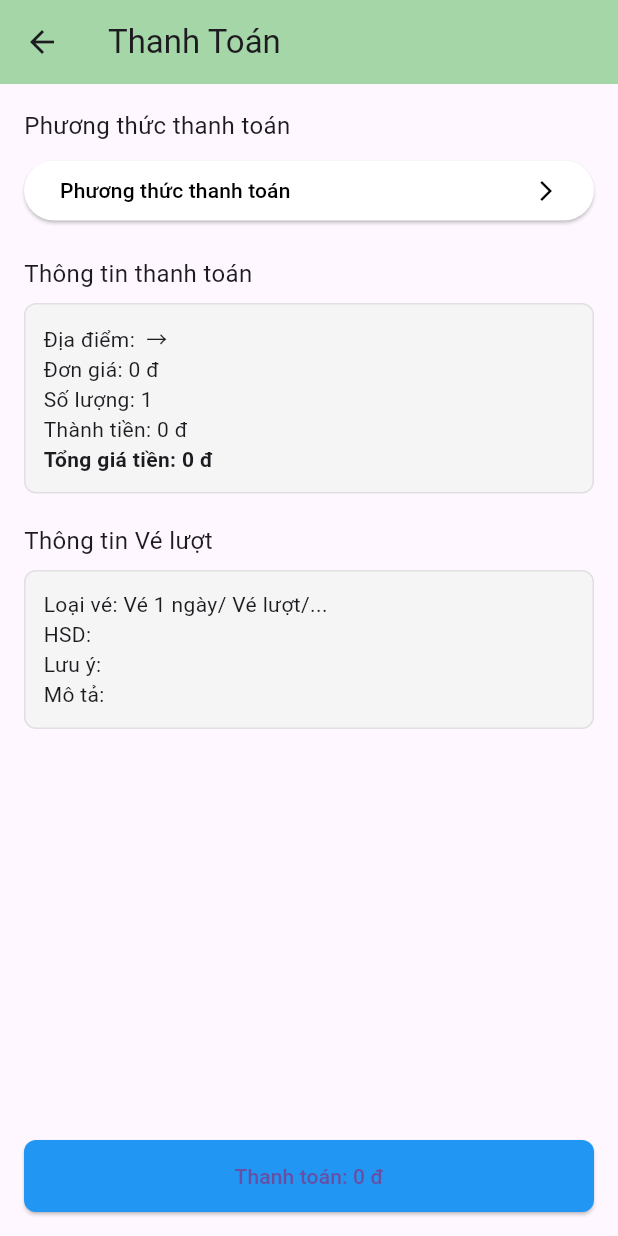
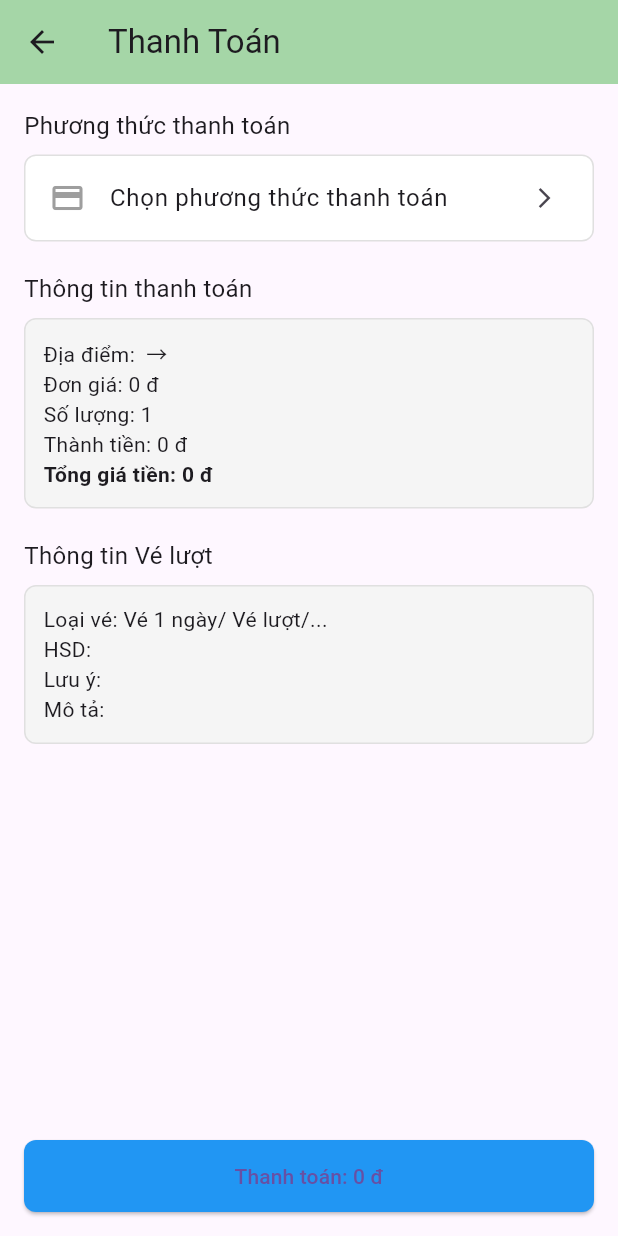
Before and after one commit to sangg05/Ve_tau_dien_Metro_thong_minh, a Flutter app: the PaymentPage screen opened directly with empty values, on a phone screen of 412 x 824 dp. Run offline on Flutter 3.47's test engine with Material 3 defaults, Android fonts, the phone set to English and light mode, and no system bars; network calls fail.

Commit message:
sửa giao diện mua vé và thanh toán

```diff
--- a/frontend/lib/pages/payment_page.dart
+++ b/frontend/lib/pages/payment_page.dart
@@ -1,6 +1,6 @@
 import 'package:flutter/material.dart';
 
-class PaymentPage extends StatelessWidget {
+class PaymentPage extends StatefulWidget {
   final String startStation;
   final String destStation;
   final int price;
@@ -13,7 +13,92 @@ class PaymentPage extends StatelessWidget {
   });
 
   @override
+  State<PaymentPage> createState() => _PaymentPageState();
+}
+
+class _PaymentPageState extends State<PaymentPage> {
+  String? _selectedMethod;
+
+  void _choosePaymentMethod() async {
+    final method = await showModalBottomSheet<String>(
+      context: context,
+      shape: const RoundedRectangleBorder(
+        borderRadius: BorderRadius.vertical(top: Radius.circular(16)),
+      ),
+      builder: (context) => Column(
+        mainAxisSize: MainAxisSize.min,
+        children: [
+          const Padding(
+            padding: EdgeInsets.all(12),
+            child: Text(
+              "Chọn phương thức thanh toán",
+              style: TextStyle(fontWeight: FontWeight.bold, fontSize: 16),
+            ),
+          ),
+          ListTile(
+            leading: const Icon(Icons.phone_android, color: Colors.purple),
+            title: const Text("MoMo"),
+            onTap: () => Navigator.pop(context, "MoMo"),
+          ),
+          ListTile(
+            leading: const Icon(Icons.account_balance, color: Colors.blue),
+            title: const Text("Ngân hàng"),
+            onTap: () => Navigator.pop(context, "Ngân hàng"),
+          ),
+          const SizedBox(height: 10),
+        ],
+      ),
+    );
+
+    if (method != null) {
+      setState(() {
+        _selectedMethod = method;
+      });
+    }
+  }
+
+  void _processPayment() {
+    if (_selectedMethod == null) {
+      ScaffoldMessenger.of(context).showSnackBar(
+        const SnackBar(content: Text("Vui lòng chọn phương thức thanh toán!")),
+      );
+      return;
+    }
+
+    ScaffoldMessenger.of(context).showSnackBar(
+      SnackBar(content: Text("Thanh toán thành công qua $_selectedMethod!")),
+    );
+    Navigator.pop(context);
+  }
+
+  Widget _buildPaymentMethodTile() {
+    if (_selectedMethod == null) {
+      return ListTile(
+        leading: const Icon(Icons.payment, color: Colors.grey),
+        title: const Text("Chọn phương thức thanh toán"),
+        trailing: const Icon(Icons.arrow_forward_ios, size: 16),
+        onTap: _choosePaymentMethod,
+      );
+    }
+
+    return ListTile(
+      leading: Icon(
+        _selectedMethod == "MoMo" ? Icons.phone_android : Icons.account_balance,
+        color: _selectedMethod == "MoMo" ? Colors.purple : Colors.blue,
+      ),
+      title: Text(
+        _selectedMethod!,
+        style: const TextStyle(fontWeight: FontWeight.bold),
+      ),
+      trailing: const Icon(Icons.arrow_forward_ios, size: 16),
+      onTap: _choosePaymentMethod,
+    );
+  }
+
+  @override
   Widget build(BuildContext context) {
+    final price = widget.price;
+
     return Scaffold(
       appBar: AppBar(
         backgroundColor: Colors.green[200],
@@ -31,22 +116,13 @@ class PaymentPage extends StatelessWidget {
             // Phương thức thanh toán
             const Text("Phương thức thanh toán", style: TextStyle(fontSize: 16)),
             const SizedBox(height: 8),
-            ElevatedButton(
-              style: ElevatedButton.styleFrom(
-                backgroundColor: Colors.white,
-                foregroundColor: Colors.black,
-                minimumSize: const Size.fromHeight(40),
+            Container(
+              decoration: BoxDecoration(
+                border: Border.all(color: Colors.grey.shade300),
+                borderRadius: BorderRadius.circular(8),
+                color: Colors.white,
               ),
-              onPressed: () {
-                // TODO: mở danh sách chọn phương thức
-              },
-              child: const Row(
-                mainAxisAlignment: MainAxisAlignment.spaceBetween,
-                children: [
-                  Text("Phương thức thanh toán"),
-                  Icon(Icons.arrow_forward_ios, size: 16),
-                ],
-              ),
+              child: _buildPaymentMethodTile(),
             ),
 
             const SizedBox(height: 20),
@@ -65,7 +141,7 @@ class PaymentPage extends StatelessWidget {
               child: Column(
                 crossAxisAlignment: CrossAxisAlignment.start,
                 children: [
-                  Text("Địa điểm: $startStation → $destStation"),
+                  Text("Địa điểm: ${widget.startStation} → ${widget.destStation}"),
                   Text("Đơn giá: $price đ"),
                   const Text("Số lượng: 1"),
                   Text("Thành tiền: $price đ"),
@@ -112,11 +188,7 @@ class PaymentPage extends StatelessWidget {
                     borderRadius: BorderRadius.circular(8),
                   ),
                 ),
-                onPressed: () {
-                  ScaffoldMessenger.of(context).showSnackBar(
-                    const SnackBar(content: Text("Thanh toán thành công!")),
-                  );
-                },
+                onPressed: _processPayment,
                 child: Text("Thanh toán: $price đ"),
               ),
             ),
```
Also changed, not shown: frontend/lib/pages/Buy_ticket.dart (+13 -23 lines).
